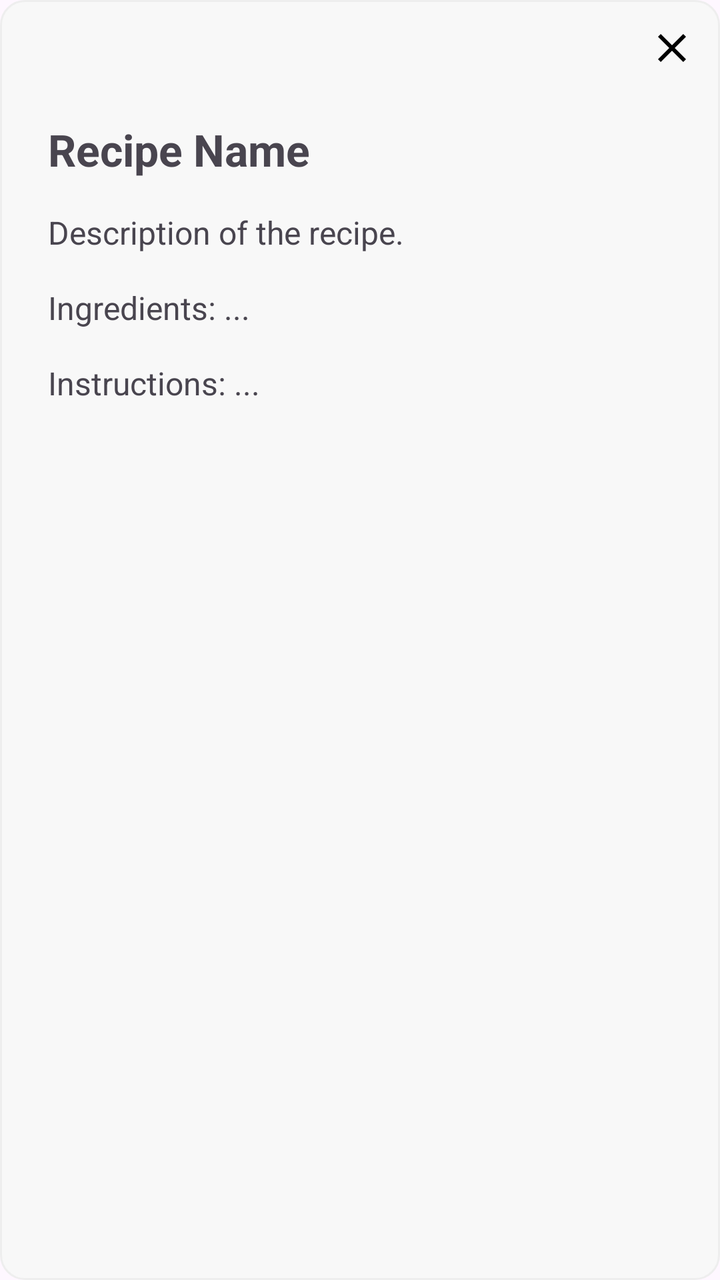
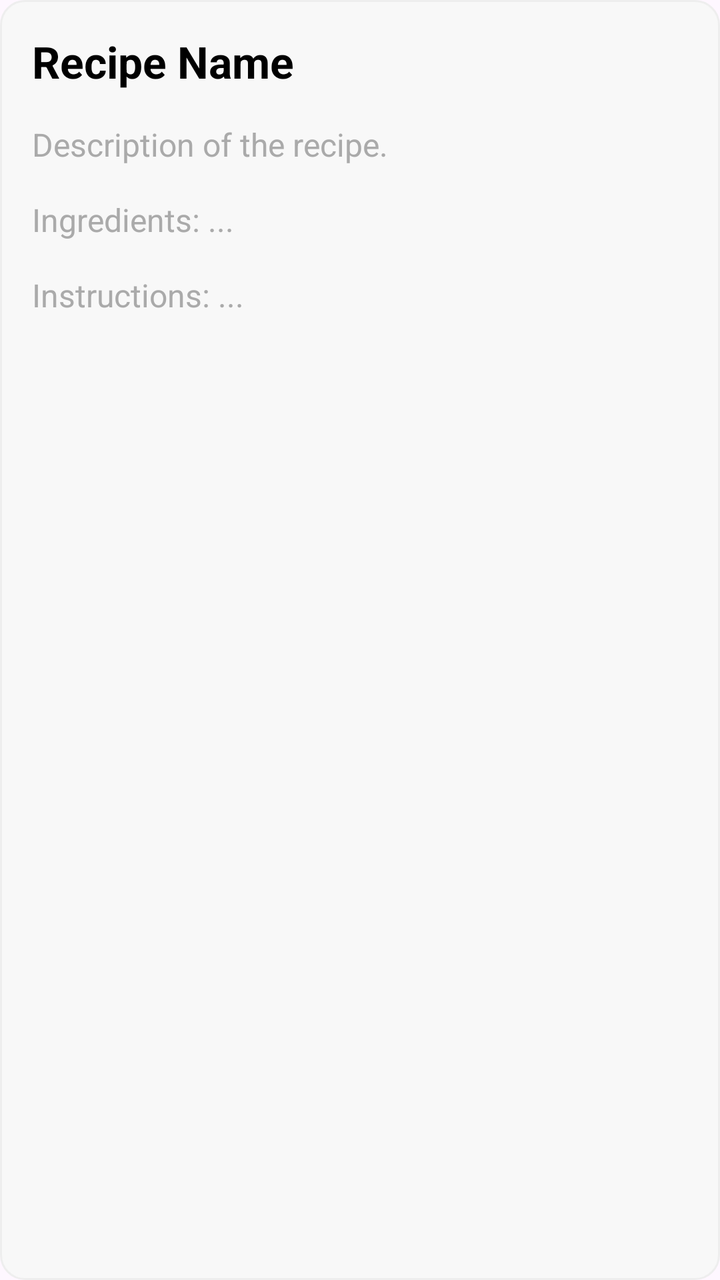

An Android layout rendered at two revisions. The XML below is the earlier revision; the diff shows what the commit changed to produce the second picture.
<!-- AndroidManifest.xml: application theme Theme.FoodSafe -->
<!-- res/layout/dialog_recipe_details.xml -->
<?xml version="1.0" encoding="utf-8"?>
<RelativeLayout xmlns:android="http://schemas.android.com/apk/res/android"
    android:layout_width="match_parent"
    android:layout_height="wrap_content"
    android:background="@drawable/rounded_card_background"
    android:paddingBottom="24dp">
    <ImageButton
        android:id="@+id/btn_close_dialog"
        android:layout_width="48dp"
        android:layout_height="48dp"
        android:layout_alignParentTop="true"
        android:layout_alignParentEnd="true"
        android:background="?attr/selectableItemBackgroundBorderless"
        android:src="@drawable/ic_close"
        android:contentDescription="Fechar"
        android:padding="12dp" />

    <LinearLayout
        android:layout_width="match_parent"
        android:layout_height="wrap_content"
        android:orientation="vertical"
        android:layout_marginTop="12dp"
        android:layout_marginStart="24dp"
        android:layout_marginEnd="24dp"
        android:layout_below="@id/btn_close_dialog"
        >

        <TextView
            android:id="@+id/tv_recipe_detail_name"
            android:layout_width="wrap_content"
            android:layout_height="wrap_content"
            android:text="Recipe Name"
            android:textSize="22sp"
            android:textStyle="bold" />

        <TextView
            android:id="@+id/tv_recipe_detail_description"
            android:layout_width="wrap_content"
            android:layout_height="wrap_content"
            android:layout_marginTop="16dp"
            android:text="Description of the recipe."
            android:textSize="16sp" />

        <TextView
            android:id="@+id/tv_recipe_detail_ingredients"
            android:layout_width="wrap_content"
            android:layout_height="wrap_content"
            android:layout_marginTop="16dp"
            android:text="Ingredients: ..."
            android:textSize="16sp" />

        <TextView
            android:id="@+id/tv_recipe_detail_instructions"
            android:layout_width="wrap_content"
            android:layout_height="wrap_content"
            android:layout_marginTop="16dp"
            android:text="Instructions: ..."
            android:textSize="16sp" />

    </LinearLayout>

</RelativeLayout>
<!-- resources referenced by this layout -->
<resources>
  <!-- drawable ic_close (drawable) -->
  <vector xmlns:android="http://schemas.android.com/apk/res/android" android:height="24dp" android:tint="#000000" android:viewportHeight="24" android:viewportWidth="24" android:width="24dp">
        
      <path android:fillColor="@android:color/white" android:pathData="M19,6.41L17.59,5 12,10.59 6.41,5 5,6.41 10.59,12 5,17.59 6.41,19 12,13.41 17.59,19 19,17.59 13.41,12z"/>
      
  </vector>
  <!-- drawable rounded_card_background (drawable) -->
  <?xml version="1.0" encoding="utf-8"?>
  <shape xmlns:android="http://schemas.android.com/apk/res/android"
      android:shape="rectangle">
  
      <corners android:radius="12dp"/>
      <solid android:color="#F8F8F8"/> <stroke android:width="1dp" android:color="#EEEEEE"/> </shape>
  <style name="Theme.FoodSafe" parent="Theme.Material3.Light.NoActionBar">
          
          <item name="colorPrimary">@color/colorPrimary</item>
          <item name="colorPrimaryVariant">@color/colorPrimaryDark</item>
          <item name="colorOnPrimary">@color/colorOnPrimary</item>
  
          <item name="colorSecondary">@color/colorSecondary</item>
          <item name="colorSecondaryVariant">@color/colorAccent</item>
          <item name="colorOnSecondary">@color/colorOnSecondary</item>
  
          <item name="android:statusBarColor">?attr/colorPrimaryDark</item>
  
      </style>
  <color name="colorPrimary">#87C558</color>
  <color name="colorPrimaryDark">#388E3C</color>
  <color name="colorOnPrimary">#FFFFFF</color>
  <color name="colorSecondary">#4CAF50</color>
  <color name="colorAccent">#FFC107</color>
  <color name="colorOnSecondary">#FFFFFF</color>
</resources>

<!-- the commit's change to res/layout/dialog_recipe_details.xml (unified diff, before → after) -->
@@ -3,27 +3,12 @@
     android:layout_width="match_parent"
     android:layout_height="wrap_content"
     android:background="@drawable/rounded_card_background"
-    android:paddingBottom="24dp">
-    <ImageButton
-        android:id="@+id/btn_close_dialog"
-        android:layout_width="48dp"
-        android:layout_height="48dp"
-        android:layout_alignParentTop="true"
-        android:layout_alignParentEnd="true"
-        android:background="?attr/selectableItemBackgroundBorderless"
-        android:src="@drawable/ic_close"
-        android:contentDescription="Fechar"
-        android:padding="12dp" />
+    android:padding="16dp">
 
     <LinearLayout
         android:layout_width="match_parent"
         android:layout_height="wrap_content"
-        android:orientation="vertical"
-        android:layout_marginTop="12dp"
-        android:layout_marginStart="24dp"
-        android:layout_marginEnd="24dp"
-        android:layout_below="@id/btn_close_dialog"
-        >
+        android:orientation="vertical">
 
         <TextView
             android:id="@+id/tv_recipe_detail_name"
@@ -31,7 +16,8 @@
             android:layout_height="wrap_content"
             android:text="Recipe Name"
             android:textSize="22sp"
-            android:textStyle="bold" />
+            android:textStyle="bold"
+            android:textColor="@android:color/black" />
 
         <TextView
             android:id="@+id/tv_recipe_detail_description"
@@ -39,7 +25,8 @@
             android:layout_height="wrap_content"
             android:layout_marginTop="16dp"
             android:text="Description of the recipe."
-            android:textSize="16sp" />
+            android:textSize="16sp"
+            android:textColor="@android:color/darker_gray" />
 
         <TextView
             android:id="@+id/tv_recipe_detail_ingredients"
@@ -47,7 +34,8 @@
             android:layout_height="wrap_content"
             android:layout_marginTop="16dp"
             android:text="Ingredients: ..."
-            android:textSize="16sp" />
+            android:textSize="16sp"
+            android:textColor="@android:color/darker_gray" />
 
         <TextView
             android:id="@+id/tv_recipe_detail_instructions"
@@ -55,7 +43,8 @@
             android:layout_height="wrap_content"
             android:layout_marginTop="16dp"
             android:text="Instructions: ..."
-            android:textSize="16sp" />
+            android:textSize="16sp"
+            android:textColor="@android:color/darker_gray" />
 
     </LinearLayout>
 
<!-- resource entries referenced after the edit -->
@@ -1,11 +1,5 @@
 <!-- resources referenced by this layout -->
 <resources>
-  <!-- drawable ic_close (drawable) -->
-  <vector xmlns:android="http://schemas.android.com/apk/res/android" android:height="24dp" android:tint="#000000" android:viewportHeight="24" android:viewportWidth="24" android:width="24dp">
-        
-      <path android:fillColor="@android:color/white" android:pathData="M19,6.41L17.59,5 12,10.59 6.41,5 5,6.41 10.59,12 5,17.59 6.41,19 12,13.41 17.59,19 19,17.59 13.41,12z"/>
-      
-  </vector>
   <!-- drawable rounded_card_background (drawable) -->
   <?xml version="1.0" encoding="utf-8"?>
   <shape xmlns:android="http://schemas.android.com/apk/res/android"
